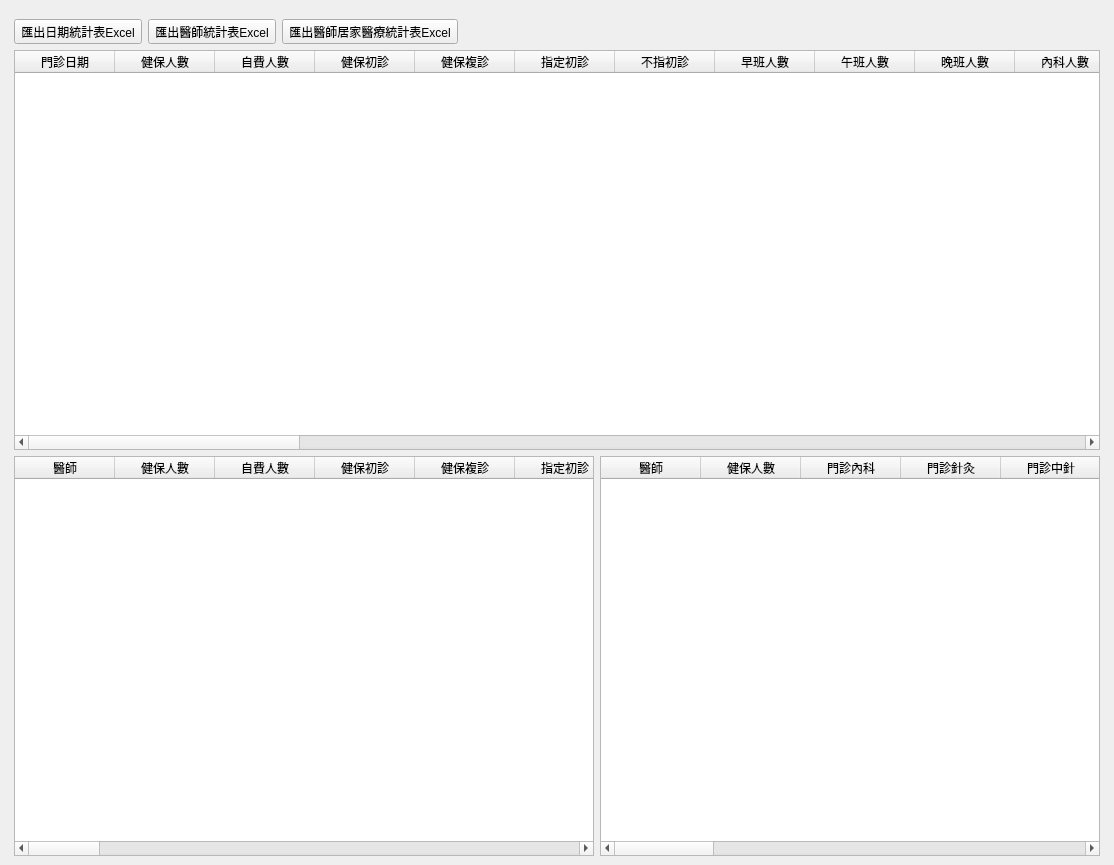
Old version of the form ui/statistics_doctor_count.ui in the repository picacat/pymedical.
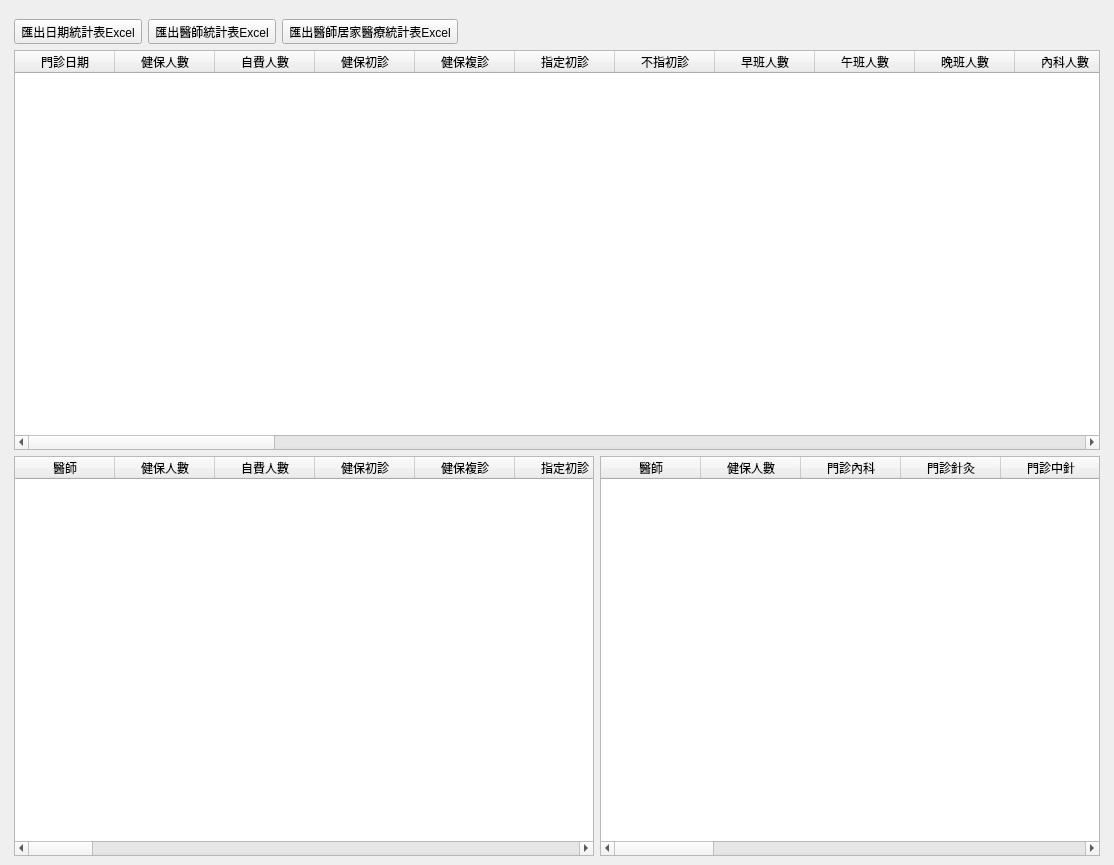
New version of the form. Icons and pictures are not drawn.

```diff
--- a/ui/statistics_doctor_count.ui
+++ b/ui/statistics_doctor_count.ui
@@ -300,6 +300,26 @@
                 <string>傷科總數</string>
                </property>
               </column>
+              <column>
+               <property name="text">
+                <string>針灸併傷</string>
+               </property>
+              </column>
+              <column>
+               <property name="text">
+                <string>電針併傷</string>
+               </property>
+              </column>
+              <column>
+               <property name="text">
+                <string>中針併傷</string>
+               </property>
+              </column>
+              <column>
+               <property name="text">
+                <string>高針併傷</string>
+               </property>
+              </column>
              </widget>
             </item>
             <item>
@@ -513,6 +533,26 @@
                   <string>傷科總數</string>
                  </property>
                 </column>
+                <column>
+                 <property name="text">
+                  <string>針灸併傷</string>
+                 </property>
+                </column>
+                <column>
+                 <property name="text">
+                  <string>電針併傷</string>
+                 </property>
+                </column>
+                <column>
+                 <property name="text">
+                  <string>中針併傷</string>
+                 </property>
+                </column>
+                <column>
+                 <property name="text">
+                  <string>高針併傷</string>
+                 </property>
+                </column>
                </widget>
               </item>
               <item>
```
